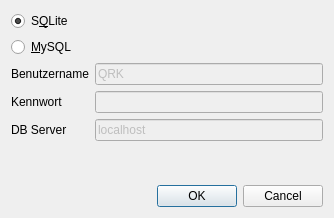
The window that qrkcore/databasedefinition.ui (DatabasesWorks/QRK-Cash-Register) describes before a commit, drawn with Qt 5.
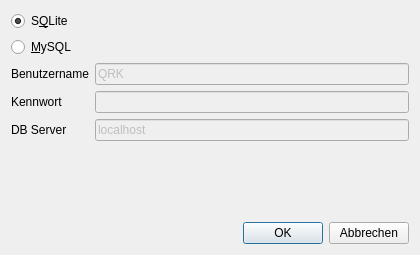
The same window after the commit. Icons and pictures are not drawn. Custom widgets are drawn as their Qt base class.

Patch:
```diff
--- a/qrkcore/databasedefinition.ui
+++ b/qrkcore/databasedefinition.ui
@@ -6,8 +6,8 @@
    <rect>
     <x>0</x>
     <y>0</y>
-    <width>334</width>
-    <height>218</height>
+    <width>420</width>
+    <height>255</height>
    </rect>
   </property>
   <property name="windowTitle">
@@ -87,18 +87,97 @@
     </layout>
    </item>
    <item>
-    <widget class="QDialogButtonBox" name="buttonBox">
+    <spacer name="verticalSpacer">
      <property name="orientation">
-      <enum>Qt::Horizontal</enum>
+      <enum>Qt::Vertical</enum>
      </property>
-     <property name="standardButtons">
-      <set>QDialogButtonBox::Cancel|QDialogButtonBox::Ok</set>
+     <property name="sizeType">
+      <enum>QSizePolicy::Fixed</enum>
      </property>
-    </widget>
+     <property name="sizeHint" stdset="0">
+      <size>
+       <width>20</width>
+       <height>15</height>
+      </size>
+     </property>
+    </spacer>
+   </item>
+   <item>
+    <layout class="QHBoxLayout" name="horizontalLayout">
+     <item>
+      <spacer name="horizontalSpacer">
+       <property name="orientation">
+        <enum>Qt::Horizontal</enum>
+       </property>
+       <property name="sizeHint" stdset="0">
+        <size>
+         <width>40</width>
+         <height>20</height>
+        </size>
+       </property>
+      </spacer>
+     </item>
+     <item>
+      <widget class="QrkPushButton" name="OkPushButton">
+       <property name="baseSize">
+        <size>
+         <width>150</width>
+         <height>60</height>
+        </size>
+       </property>
+       <property name="text">
+        <string>OK</string>
+       </property>
+       <property name="icon">
+        <iconset resource="../qrk.qrc">
+         <normaloff>:/src/icons/ok.png</normaloff>:/src/icons/ok.png</iconset>
+       </property>
+       <property name="iconSize">
+        <size>
+         <width>32</width>
+         <height>32</height>
+        </size>
+       </property>
+      </widget>
+     </item>
+     <item>
+      <widget class="QrkPushButton" name="rejectPushButton">
+       <property name="baseSize">
+        <size>
+         <width>150</width>
+         <height>60</height>
+        </size>
+       </property>
+       <property name="text">
+        <string>Abbrechen</string>
+       </property>
+       <property name="icon">
+        <iconset resource="../qrk.qrc">
+         <normaloff>:/src/icons/cancel.png</normaloff>:/src/icons/cancel.png</iconset>
+       </property>
+       <property name="iconSize">
+        <size>
+         <width>32</width>
+         <height>32</height>
+        </size>
+       </property>
+      </widget>
+     </item>
+    </layout>
    </item>
   </layout>
  </widget>
- <resources/>
+ <customwidgets>
+  <customwidget>
+   <class>QrkPushButton</class>
+   <extends>QPushButton</extends>
+   <header>qrkpushbutton.h</header>
+  </customwidget>
+ </customwidgets>
+ <resources>
+  <include location="../qrk.qrc"/>
+  <include location="../qrk.qrc"/>
+ </resources>
  <connections>
   <connection>
    <sender>buttonBox</sender>
```
Left out of the diff: 68 changed lines with no effect on the pictures.
